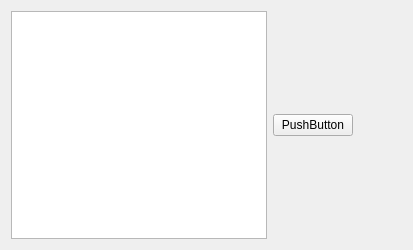
First picture: the form in NoteKeeperWithGUI/NoteKeeperWithGUI.ui, repository AHB99/note-keeper-with-gui, before the edit.
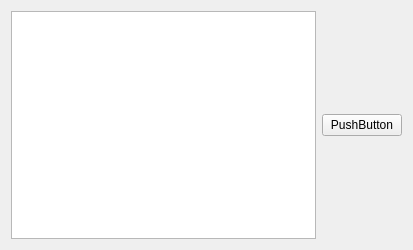
Second picture: the form after the edit.

Commit message: Added Note to NoteWidget converter

```diff
--- a/NoteKeeperWithGUI/NoteKeeperWithGUI.ui
+++ b/NoteKeeperWithGUI/NoteKeeperWithGUI.ui
@@ -26,19 +26,6 @@
        </property>
       </widget>
      </item>
-     <item>
-      <spacer name="horizontalSpacer_2">
-       <property name="orientation">
-        <enum>Qt::Horizontal</enum>
-       </property>
-       <property name="sizeHint" stdset="0">
-        <size>
-         <width>40</width>
-         <height>20</height>
-        </size>
-       </property>
-      </spacer>
-     </item>
     </layout>
    </item>
   </layout>
```
The commit also changes 5 other files.
